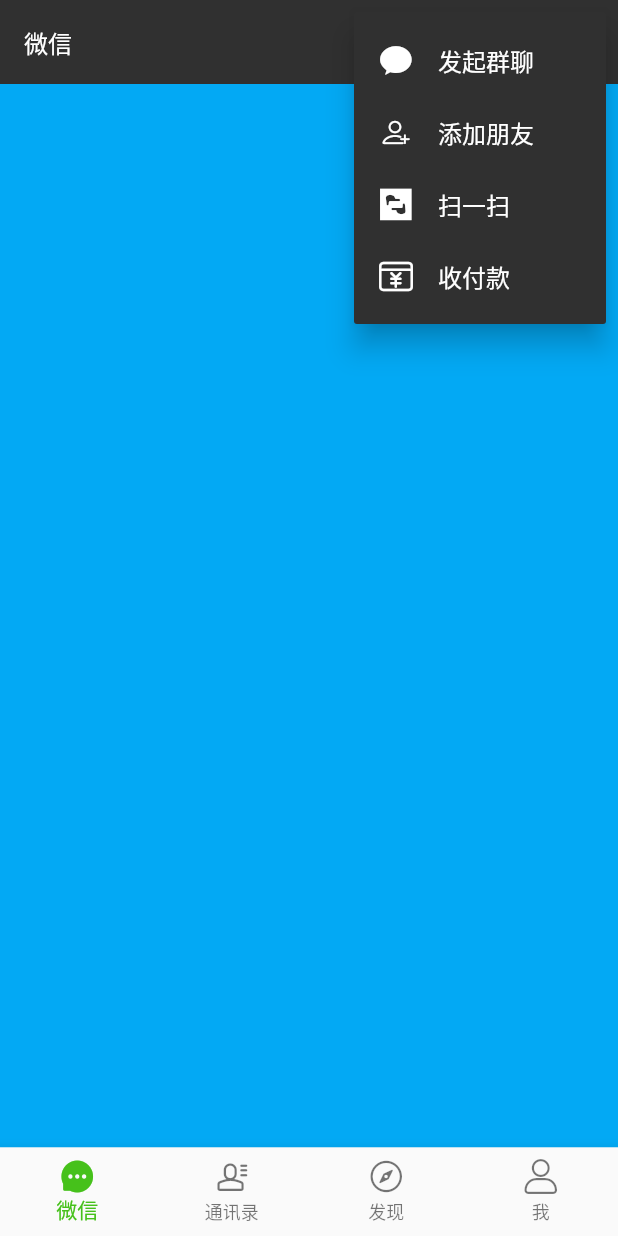
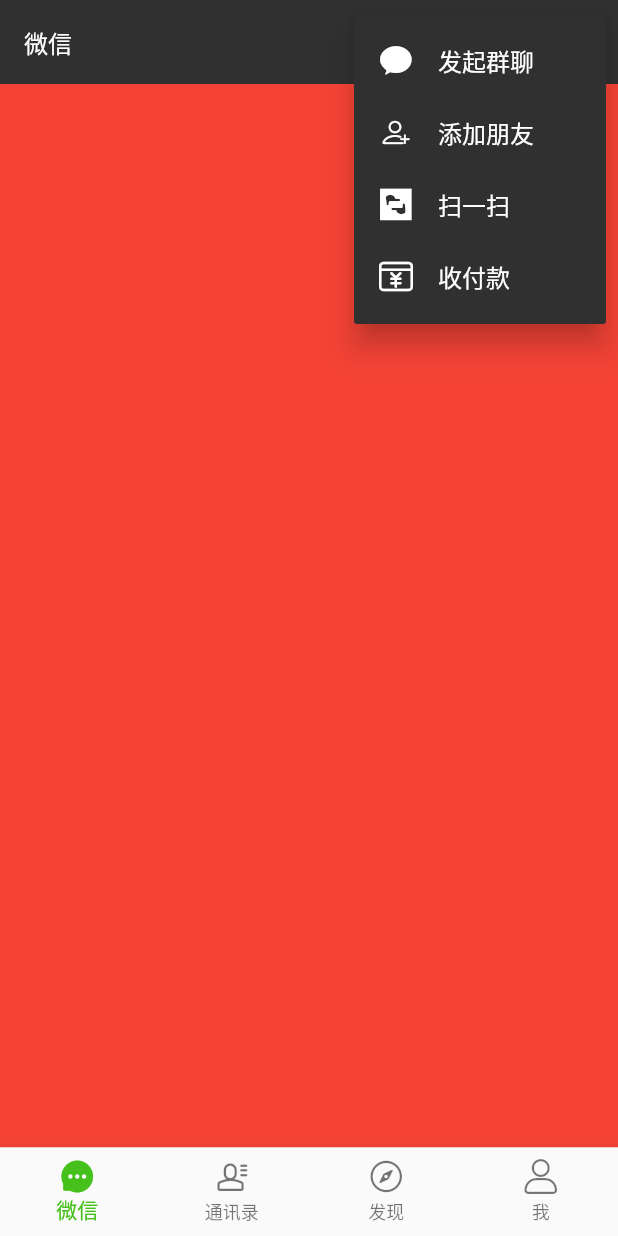
Before and after one commit to lanxuexing/im, a Flutter app: the screen it shows after launch, after a tap on the "add" icon, on a phone screen of 412 x 824 dp. Run offline on Flutter 3.47's test engine with Material 2 defaults, Android fonts, the phone set to English and light mode, and no system bars.

```diff
--- a/lib/home/home_page.dart
+++ b/lib/home/home_page.dart
@@ -12,6 +12,8 @@ class HomePage extends StatefulWidget {
 
 class _HomePageState extends State<HomePage> {
   List<NavigationIconView> _navigationViews;
+  PageController _pageController;
+  List<Widget> _pages;
   int _currentIndex = 0;
 
   @override
@@ -39,6 +41,15 @@ class _HomePageState extends State<HomePage> {
         activeIcon: IconData(0xe6a2, fontFamily: AppIconFonts.IconFontsFamily),
       ),
     ];
+    _pageController = PageController(
+      initialPage: _currentIndex,
+    );
+    _pages = [
+      Container(color: Colors.red,),
+      Container(color: Colors.green,),
+      Container(color: Colors.blue,),
+      Container(color: Colors.purple,),
+    ];
   }
 
   @override
@@ -53,6 +64,11 @@ class _HomePageState extends State<HomePage> {
       onTap: (int index) {
         setState(() {
           _currentIndex = index;
+          _pageController.animateToPage(
+            _currentIndex,
+            duration: Duration(milliseconds: 200),
+            curve: Curves.easeInOut,
+          );
         });
       },
     );
@@ -122,8 +138,17 @@ class _HomePageState extends State<HomePage> {
         ],
         elevation: 0.0,
       ),
-      body: Container(
-        color: Colors.lightBlue,
+      body: PageView.builder(
+        itemBuilder: (BuildContext context, int index) {
+          return _pages[index];
+        },
+        itemCount: _pages.length,
+        controller: _pageController,
+        onPageChanged: (int index) {
+          setState(() {
+            _currentIndex = index;
+          });
+        },
       ),
       bottomNavigationBar: bottomNavBar,
     );
```
